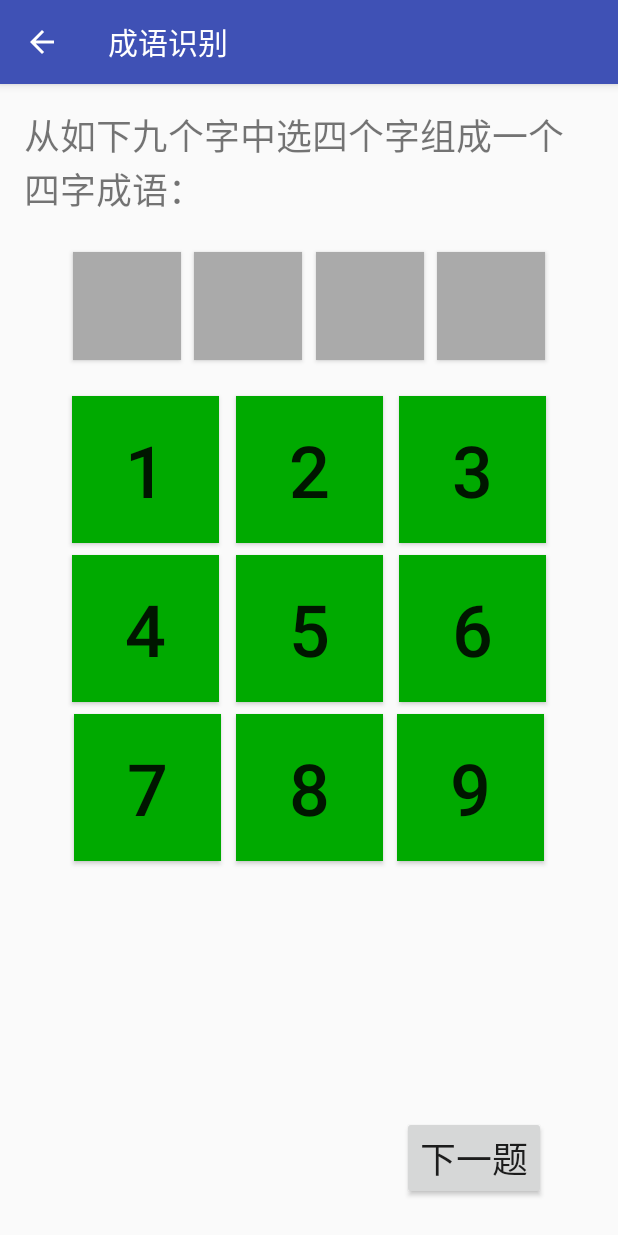
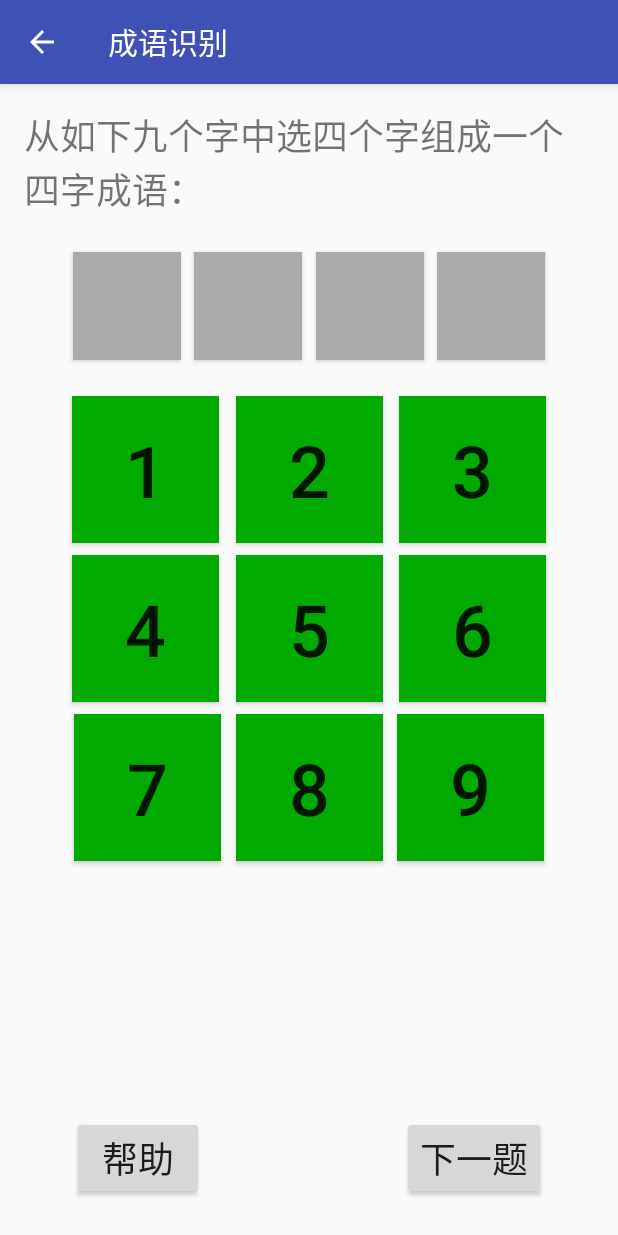
Before and after one commit to darinzhou/drill, an Android app: the screen it shows after launch (IdiomRecognitionActivity), after a tap on "成语识别", on a phone screen of 412 x 824 dp. Run offline under Robolectric (Android 15) with nearby library versions, the phone set to English and light mode, and no system bars; our stand-ins replace Dagger/Hilt's generated code, RxJava; 1 statement that could not run was skipped.

Commit message:
added help button

```diff
--- a/app/src/main/java/com/easysoftware/drill/data/database/IdiomDbHelper.java
+++ b/app/src/main/java/com/easysoftware/drill/data/database/IdiomDbHelper.java
@@ -94,7 +94,7 @@ public class IdiomDbHelper extends DbHelper {
 
         return idioms;
     }
-    public Observable<List<Idiom>> getPoemsObservable(String content) {
+    public Observable<List<Idiom>> getIdiomsObservable(String content) {
         return Observable.fromCallable(new Callable<List<Idiom>>() {
             @Override
             public List<Idiom> call() throws Exception {
--- a/app/src/main/java/com/easysoftware/drill/data/database/PoemDbHelper.java
+++ b/app/src/main/java/com/easysoftware/drill/data/database/PoemDbHelper.java
@@ -241,10 +241,6 @@ public class PoemDbHelper extends DbHelper {
         });
     }
 
-    protected String buildWhereLikeClause(String columnName, String keyword) {
-        return columnName + " like '%" + keyword + "%'";
-    }
-
     protected List<Integer> getPoemIds(List<String> keywords) {
         List<Integer> poemIds = new ArrayList<>();
         if (keywords == null || keywords.size() == 0) {
--- a/app/src/main/java/com/easysoftware/drill/ui/recognition/RecognitionBaseActivity.java
+++ b/app/src/main/java/com/easysoftware/drill/ui/recognition/RecognitionBaseActivity.java
@@ -27,6 +27,7 @@ public abstract class RecognitionBaseActivity extends BaseActivity implements Re
 
     protected ToggleButton[] mCharButtons;
     protected Button[] mAnsButtons;
+    protected Button mHelp;
     protected Button mNext;
     protected ProgressBar mProgressBar;
 
@@ -49,6 +50,15 @@ public abstract class RecognitionBaseActivity extends BaseActivity implements Re
 
         // bring progress bar in front of buttons
         ViewCompat.setTranslationZ(mProgressBar, 8);
+
+        // Help button behavior
+        mHelp.setOnClickListener(new View.OnClickListener() {
+            @Override
+            public void onClick(View v) {
+                mPresenter.onHelp();
+                clearAnswer();
+            }
+        });
 
         // Next button behavior
         mNext.setOnClickListener(new View.OnClickListener() {
--- a/app/src/main/java/com/easysoftware/drill/ui/recognition/RecognitionContract.java
+++ b/app/src/main/java/com/easysoftware/drill/ui/recognition/RecognitionContract.java
@@ -3,12 +3,14 @@ package com.easysoftware.drill.ui.recognition;
 import com.easysoftware.drill.base.MvpContract;
 
 import java.io.FileNotFoundException;
+import java.util.List;
 
 public interface RecognitionContract {
     interface View extends MvpContract.MvpView {
         void displayChallenge(String obfuscation);
         void displayNotificationForCorrectAnswer(int countTotal, int countCorrect);
         void displayNotificationForWrongAnswer(int countTotal, int countCorrect, String answer);
+        void displayHelp(List<String> texts);
     }
 
     interface Presenter extends MvpContract.MvpPresenter<View> {
@@ -16,5 +18,6 @@ public interface RecognitionContract {
         void loadChineseFragmentLibrary() throws FileNotFoundException;
         void generateNext();
         void onNext(String result);
+        void onHelp();
     }
 }
--- a/app/src/main/java/com/easysoftware/drill/ui/recognition/idiom/IdiomRecognitionActivity.java
+++ b/app/src/main/java/com/easysoftware/drill/ui/recognition/idiom/IdiomRecognitionActivity.java
@@ -8,6 +8,8 @@ import com.easysoftware.drill.R;
 import com.easysoftware.drill.app.DrillApp;
 import com.easysoftware.drill.data.database.PoemDbHelper;
 import com.easysoftware.drill.ui.recognition.RecognitionBaseActivity;
+
+import java.util.List;
 
 import javax.inject.Inject;
 
@@ -44,6 +46,7 @@ public class IdiomRecognitionActivity extends RecognitionBaseActivity {
         mCharButtons = new ToggleButton[IdiomRecognitionPresenter.OBSF_LENGTH];
         mAnsButtons = new Button[IdiomRecognitionPresenter.CF_LENGTH];
 
+        mHelp = findViewById(R.id.btHelp);
         mNext = findViewById(R.id.btNext);
 
         int i = 0;
@@ -84,4 +87,9 @@ public class IdiomRecognitionActivity extends RecognitionBaseActivity {
     protected void cleanInjection() {
         ((DrillApp) getApplication()).releaseActivityComponent();
     }
+
+    @Override
+    public void displayHelp(List<String> texts) {
+
+    }
 }
--- a/app/src/main/res/layout/activity_idiom_recognition.xml
+++ b/app/src/main/res/layout/activity_idiom_recognition.xml
@@ -227,6 +227,17 @@
         app:layout_constraintTop_toBottomOf="@+id/tvInstructions" />
 
     <Button
+        android:id="@+id/btHelp"
+        android:layout_width="wrap_content"
+        android:layout_height="wrap_content"
+        android:layout_marginBottom="24dp"
+        android:layout_marginStart="48dp"
+        android:text="@string/help"
+        android:textSize="24sp"
+        app:layout_constraintBottom_toBottomOf="parent"
+        app:layout_constraintStart_toStartOf="parent" />
+
+    <Button
         android:id="@+id/btNext"
         android:layout_width="wrap_content"
         android:layout_height="wrap_content"
--- a/app/src/main/res/values/strings.xml
+++ b/app/src/main/res/values/strings.xml
@@ -8,6 +8,7 @@
 
     <string name="correct">正确</string>
     <string name="wrong">错误</string>
+    <string name="help">帮助</string>
     <string name="next">下一题</string>
 
     <string name="correct_answer">正确答案: %1$s</string>
```
Also changed, not shown: app/src/main/java/com/easysoftware/drill/ui/recognition/idiom/IdiomRecognitionPresenter.java (+38 -1 lines), app/src/main/java/com/easysoftware/drill/ui/recognition/poem5/Poem5RecognitionActivity.java (+8 -0 lines), app/src/main/java/com/easysoftware/drill/ui/recognition/poem5/Poem5RecognitionPresenter.java (+11 -1 lines), app/src/main/java/com/easysoftware/drill/ui/recognition/poem7/Poem7RecognitionActivity.java (+8 -0 lines), app/src/main/java/com/easysoftware/drill/ui/recognition/poem7/Poem7RecognitionPresenter.java (+11 -1 lines), app/src/main/res/layout/activity_poem5_recognition.xml (+11 -0 lines), app/src/main/res/layout/activity_poem7_recognition.xml (+11 -0 lines).
